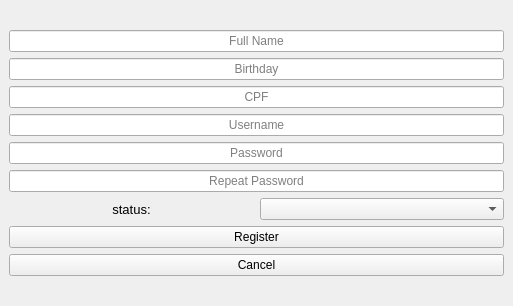
Above: window_register.ui from ArthurFleischman/PyManager before the change. Below: the same form after it.
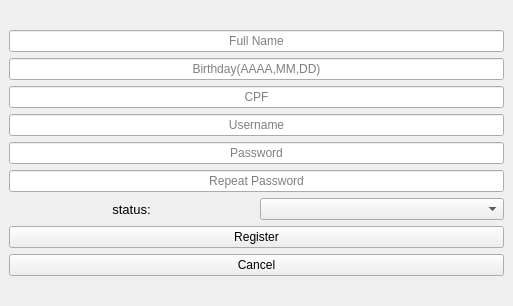
That is the form after the change.

The edit to the form file:
```diff
--- a/window_register.ui
+++ b/window_register.ui
@@ -51,7 +51,7 @@
          <set>Qt::AlignCenter</set>
         </property>
         <property name="placeholderText">
-         <string>Birthday</string>
+         <string>Birthday(AAAA,MM,DD)</string>
         </property>
        </widget>
       </item>
```
